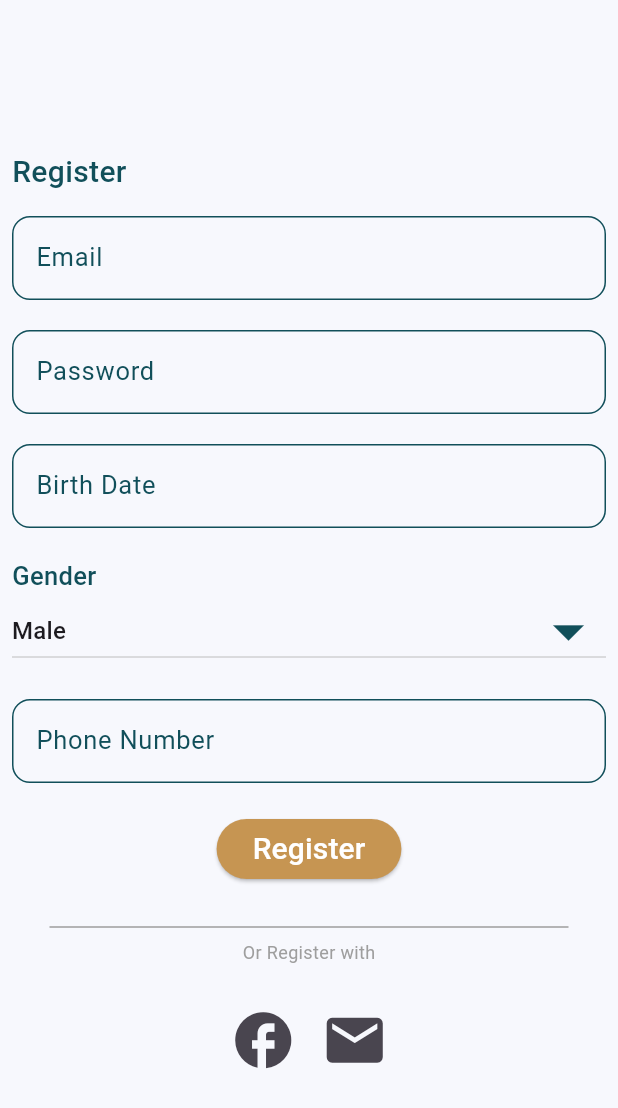
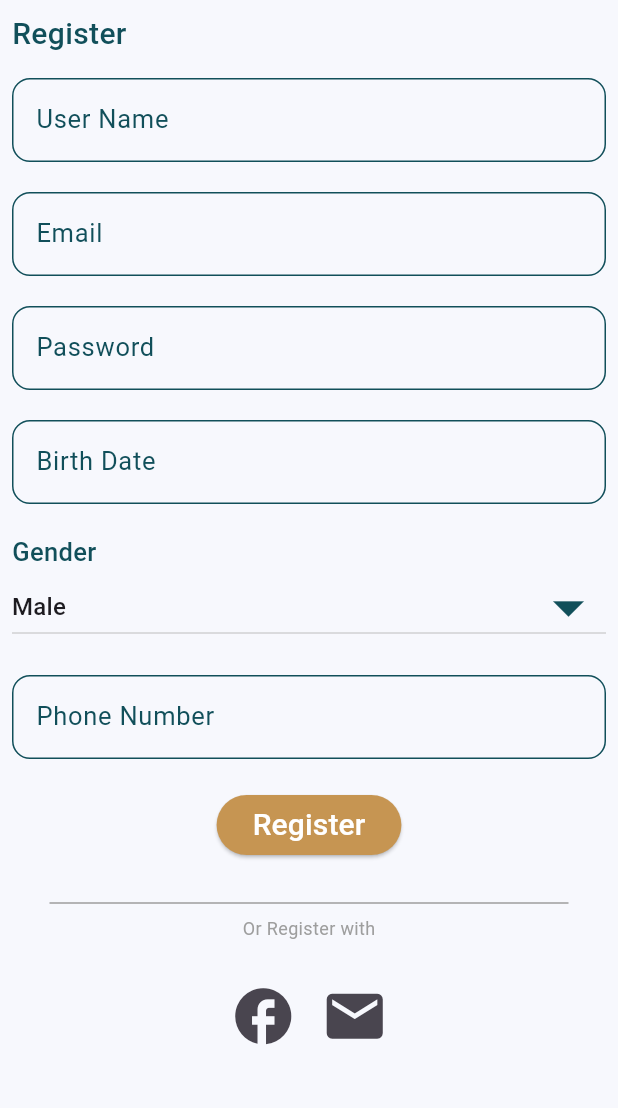
Before and after one commit to seniors007/SwapIt, a Flutter app: the RegisterView screen opened directly, on a phone screen of 412 x 824 dp. Shown: the top 1108 px of the screen. Run offline on Flutter 3.47's test engine with Material 3 defaults, Android fonts, the light colour scheme and no system bars; drawn by our look-alikes of modal_progress_hud_nsn; our stand-ins replace bloc, dio, flutter_bloc, get, group_button, persistent_bottom_nav_bar.

Commit message:
register_cubit  & triger it

```diff
--- /dev/null
+++ b/lib/features/auth/presentation/manager/register_cubit/register_state.dart
@@ -0,0 +1,15 @@
+part of 'register_cubit.dart';
+
+@immutable
+sealed class RegisterState {}
+
+final class RegisterInitial extends RegisterState {}
+
+final class RegisterLoading extends RegisterState {}
+
+final class RegisterSuccess extends RegisterState {}
+
+final class RegisterFailure extends RegisterState {
+  final String errMsg;
+  RegisterFailure({required this.errMsg});
+}
--- a/lib/features/auth/presentation/views/register_view.dart
+++ b/lib/features/auth/presentation/views/register_view.dart
@@ -1,4 +1,6 @@
 import 'package:flutter/material.dart';
+import 'package:flutter_bloc/flutter_bloc.dart';
+import 'package:swapit/features/auth/presentation/manager/register_cubit/register_cubit.dart';
 import 'package:swapit/features/auth/presentation/views/widgets/register_view_body.dart';
 
 class RegisterView extends StatelessWidget {
@@ -6,8 +8,11 @@ class RegisterView extends StatelessWidget {
 
   @override
   Widget build(BuildContext context) {
-    return const Scaffold(
-      body: RegisterViewBody(),
+    return BlocProvider(
+      create: (context) => RegisterCubit(),
+      child: const Scaffold(
+        body: RegisterViewBody(),
+      ),
     );
   }
 }
--- a/lib/features/auth/presentation/views/widgets/register_view_body.dart
+++ b/lib/features/auth/presentation/views/widgets/register_view_body.dart
@@ -1,9 +1,13 @@
 import 'package:flutter/material.dart';
+import 'package:flutter_bloc/flutter_bloc.dart';
 import 'package:get/get.dart';
 import 'package:get/get_core/src/get_main.dart';
+import 'package:modal_progress_hud_nsn/modal_progress_hud_nsn.dart';
 import 'package:swapit/constants.dart';
 import 'package:swapit/core/widgets/custom_button.dart';
+import 'package:swapit/core/widgets/custom_snack_bar.dart';
 import 'package:swapit/core/widgets/custom_text_field.dart';
+import 'package:swapit/features/auth/presentation/manager/register_cubit/register_cubit.dart';
 import 'package:swapit/features/auth/presentation/views/login_view.dart';
 import 'package:swapit/features/auth/presentation/views/widgets/diff_login_method.dart';
 
@@ -16,18 +20,38 @@ class RegisterViewBody extends StatefulWidget {
 
 class _RegisterViewBodyState extends State<RegisterViewBody> {
   String _dropdownvalue = 'Male';
-  // final _formKey = GlobalKey<FormState>();
-  // TextEditingController _emailController = TextEditingController();
-  // late String _emailErrorText;
+  GlobalKey<FormState> formKey = GlobalKey();
+  String? userName, password;
+  bool isLoading = false;
 
   @override
   Widget build(BuildContext context) {
-    return Padding(
+    return BlocConsumer<RegisterCubit, RegisterState>(
+      listener: (context, state) {
+        if (state is RegisterLoading) {
+          isLoading = true;
+        } else if (state is RegisterSuccess) {
+          Get.to(() => const LoginView());
+          showSnackBar(context, 'Register Successful');
+          isLoading = false;
+        } else if (state is RegisterFailure) {
+          showSnackBar(context, state.errMsg);
+          isLoading = false;
+        }
+      },
+      builder: (context, state) {
+        return SafeArea(
+          child: ModalProgressHUD(
+            inAsyncCall: isLoading,
+            child: SingleChildScrollView(
+              physics: const ClampingScrollPhysics(),
+              child: Padding(
                 padding: const EdgeInsets.all(8.0),
                 child: Column(
                   mainAxisAlignment: MainAxisAlignment.center,
                   children: [
                     Form(
+                      key: formKey,
                       child: Column(
                         children: [
                           const Row(
@@ -46,11 +70,25 @@ class _RegisterViewBodyState extends State<RegisterViewBody> {
                           const SizedBox(
                             height: 15,
                           ),
+                          CustomTextField(
+                            label: 'User Name',
+                            onChanged: (data) {
+                              userName = data;
+                            },
+                          ),
+                          const SizedBox(
+                            height: 20.0,
+                          ),
                           const CustomTextField(label: 'Email'),
                           const SizedBox(
                             height: 20.0,
                           ),
-                const CustomTextField(label: 'Password'),
+                          CustomTextField(
+                            label: 'Password',
+                            onChanged: (data) {
+                              password = data;
+                            },
+                          ),
                           const SizedBox(
                             height: 20.0,
                           ),
@@ -72,8 +110,10 @@ class _RegisterViewBodyState extends State<RegisterViewBody> {
                           ),
                           DropdownButton(
                             items: const [
-                    DropdownMenuItem(value: 'Male', child: Text('Male')),
-                    DropdownMenuItem(value: 'Female', child: Text('Female')),
+                              DropdownMenuItem(
+                                  value: 'Male', child: Text('Male')),
+                              DropdownMenuItem(
+                                  value: 'Female', child: Text('Female')),
                             ],
                             value: _dropdownvalue,
                             onChanged: dropdownCallback,
@@ -93,7 +133,14 @@ class _RegisterViewBodyState extends State<RegisterViewBody> {
                             backgroundColor: kYellowColor,
                             label: 'Register',
                             onPressed: () {
-                    Get.to(() => const LoginView());
+                              //when the app completed shold be activate
+                              // if (formKey.currentState!.validate()) {
+                              BlocProvider.of<RegisterCubit>(context)
+                                  .registerUser(
+                                userName: userName!,
+                                password: password!,
+                              );
+                              // }
                             },
                           ),
                           const SizedBox(
@@ -117,6 +164,11 @@ class _RegisterViewBodyState extends State<RegisterViewBody> {
                     )
                   ],
                 ),
+              ),
+            ),
+          ),
+        );
+      },
     );
   }
 
```
Also changed, not shown: lib/features/auth/presentation/manager/register_cubit/register_cubit.dart (added, +45 -0 lines). Lines whose indentation alone changed are shown as unchanged.
